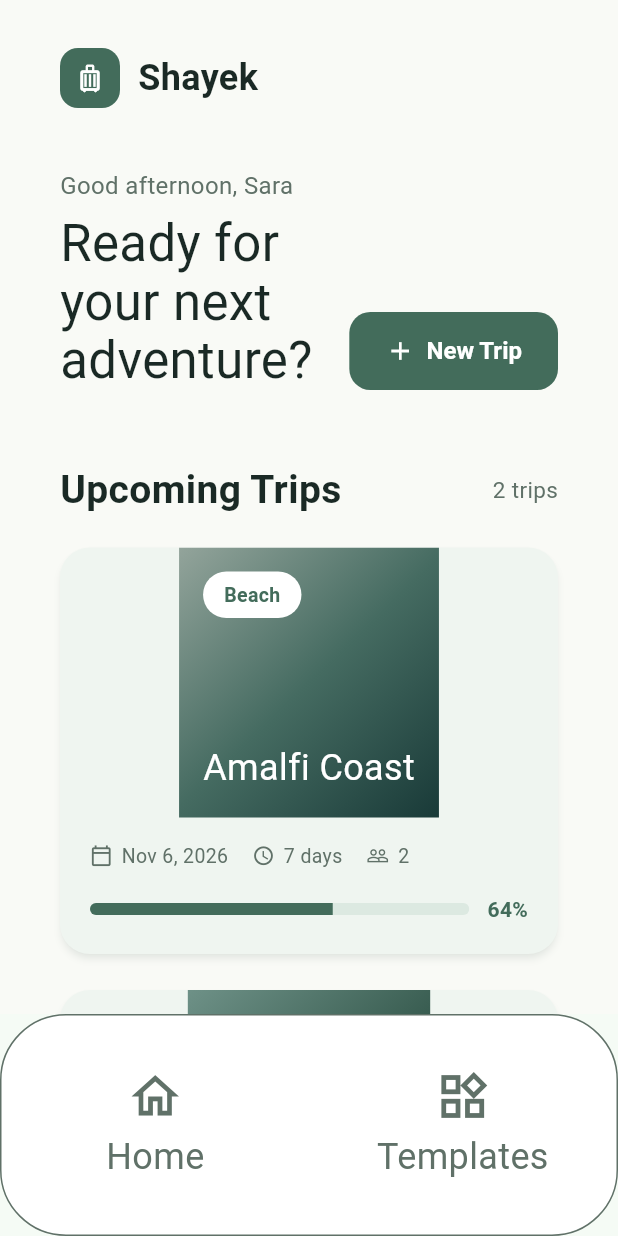
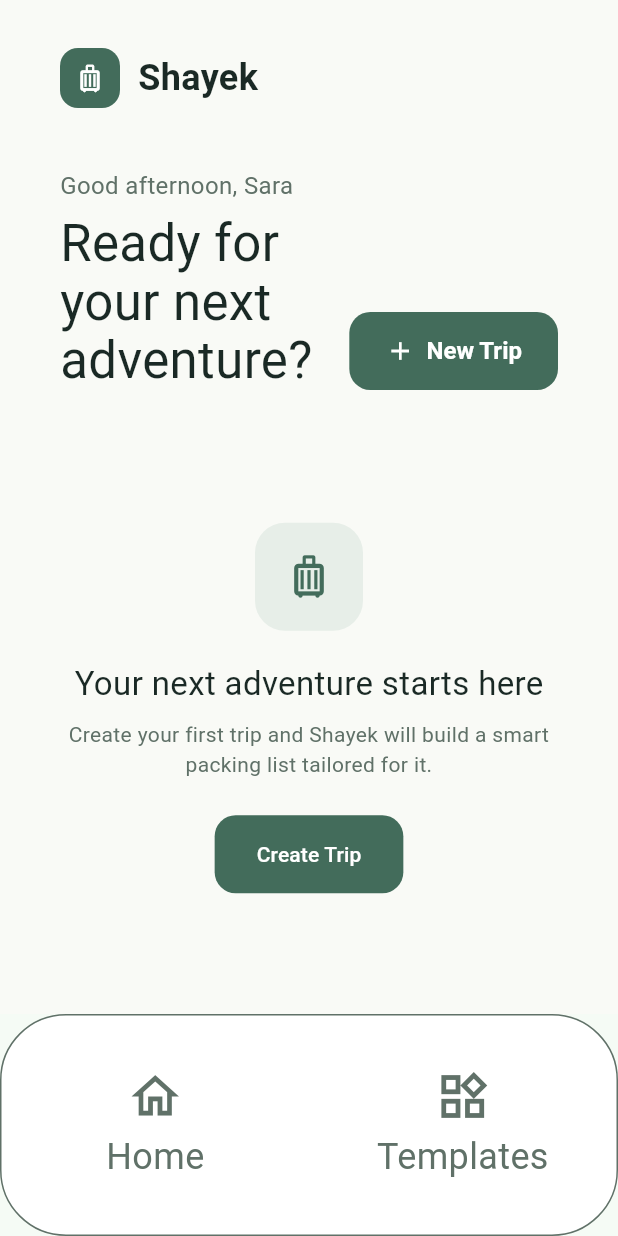
Before and after one commit to Zahraaalmadeh/SWE-463-Project-Group03, a Flutter app: the screen it shows after launch, on a phone screen of 412 x 824 dp. Run offline on Flutter 3.47's test engine with Material 3 defaults, Android fonts, the phone set to English and light mode, and no system bars; our stand-ins replace sqflite; accounts and stored records are empty; Roboto replaces fonts that are missing (Georgia).

Commit message:
Connect Home page to TripProvider

```diff
--- a/shayek/lib/database/database_service.dart
+++ b/shayek/lib/database/database_service.dart
@@ -32,6 +32,14 @@
     );
     _database = database;
     return database;
+  }
+
+  /// Returns every row of the `trips` table, soonest departure first.
+  /// Providers turn these raw rows into `Trip` objects; this service stays
+  /// unaware of the domain models.
+  Future<List<Map<String, Object?>>> getTrips() async {
+    final db = await database;
+    return db.query('trips', orderBy: 'departure_date ASC');
   }
 
   Future<void> _createTables(Database database, int version) async {
--- a/shayek/lib/screens/home_screen.dart
+++ b/shayek/lib/screens/home_screen.dart
@@ -1,32 +1,56 @@
 import 'package:flutter/material.dart';
+import 'package:provider/provider.dart';
 
 import '../app_routes.dart';
+import '../models/trip.dart';
+import '../providers/trip_provider.dart';
 import '../widgets/home_trip_card.dart';
 
-/// Desktop-sized Home UI for the Phase 3 design. The trip data is temporary display data.
-class HomeScreen extends StatelessWidget {
+const _monthNames = [
+  'Jan',
+  'Feb',
+  'Mar',
+  'Apr',
+  'May',
+  'Jun',
+  'Jul',
+  'Aug',
+  'Sep',
+  'Oct',
+  'Nov',
+  'Dec',
+];
+
+/// Gradient placeholders cycled by trip index until real trip photos exist.
+const _cardGradients = [
+  [Color(0xFF93A49B), Color(0xFF456B61), Color(0xFF193A38)],
+  [Color(0xFF6E9187), Color(0xFF385C50), Color(0xFF172F2D)],
+];
+
+/// Desktop-sized Home UI for the Phase 3 design.
+class HomeScreen extends StatefulWidget {
   const HomeScreen({super.key});
 
-  static const _trips = [
-    HomeTrip(
-      name: 'Amalfi Coast',
-      type: 'Beach',
-      date: 'Nov 6, 2026',
-      duration: '7 days',
-      travelers: '2',
-      progress: 0.64,
-      colors: [Color(0xFF93A49B), Color(0xFF456B61), Color(0xFF193A38)],
-    ),
-    HomeTrip(
-      name: 'Banff Lakes',
-      type: 'Camping',
-      date: 'Dec 12, 2026',
-      duration: '3 days',
-      travelers: '2',
-      progress: 0.28,
-      colors: [Color(0xFF6E9187), Color(0xFF385C50), Color(0xFF172F2D)],
-    ),
-  ];
+  @override
+  State<HomeScreen> createState() => _HomeScreenState();
+}
+
+class _HomeScreenState extends State<HomeScreen> {
+  @override
+  void initState() {
+    super.initState();
+    // Home triggers the initial load; TripProvider owns the database call so
+    // this screen never touches SQLite itself. The call is deferred until
+    // after the first frame because loadTrips() calls notifyListeners()
+    // immediately (to show the loading state), and doing that synchronously
+    // inside initState would mark the provider dirty while the widget tree
+    // is still being built.
+    WidgetsBinding.instance.addPostFrameCallback((_) {
+      if (mounted) {
+        context.read<TripProvider>().loadTrips();
+      }
+    });
+  }
 
   @override
   Widget build(BuildContext context) {
@@ -36,13 +60,55 @@
         child: Center(
           child: ConstrainedBox(
             constraints: const BoxConstraints(maxWidth: 1080),
-            child: ListView(
+            child: Padding(
               padding: const EdgeInsets.fromLTRB(40, 32, 40, 40),
+              child: Column(
+                crossAxisAlignment: CrossAxisAlignment.start,
                 children: [
                   const _BrandHeader(),
                   const SizedBox(height: 40),
                   const _HomeHeaderRow(),
                   const SizedBox(height: 48),
+                  // Consumer rebuilds only this section when TripProvider calls
+                  // notifyListeners(), so the list stays in sync automatically
+                  // whenever trips are loaded, added, or removed.
+                  Expanded(
+                    child: Consumer<TripProvider>(
+                      builder: (context, tripProvider, _) {
+                        if (tripProvider.isLoading) {
+                          return const _LoadingState();
+                        }
+                        if (tripProvider.errorMessage != null) {
+                          return _ErrorState(
+                            message: tripProvider.errorMessage!,
+                          );
+                        }
+                        if (tripProvider.trips.isEmpty) {
+                          return const _EmptyState();
+                        }
+                        return _TripList(trips: tripProvider.trips);
+                      },
+                    ),
+                  ),
+                ],
+              ),
+            ),
+          ),
+        ),
+      ),
+    );
+  }
+}
+
+class _TripList extends StatelessWidget {
+  const _TripList({required this.trips});
+
+  final List<Trip> trips;
+
+  @override
+  Widget build(BuildContext context) {
+    return ListView(
+      children: [
         Row(
           mainAxisAlignment: MainAxisAlignment.spaceBetween,
           children: [
@@ -56,11 +122,8 @@
               ),
             ),
             Text(
-                      '${_trips.length} trips',
-                      style: const TextStyle(
-                        fontSize: 15,
-                        color: Color(0xFF607168),
-                      ),
+              '${trips.length} trip${trips.length == 1 ? '' : 's'}',
+              style: const TextStyle(fontSize: 15, color: Color(0xFF607168)),
             ),
           ],
         ),
@@ -76,19 +139,128 @@
               spacing: spacing,
               runSpacing: spacing,
               children: [
-                        for (final trip in _trips)
+                for (final (index, trip) in trips.indexed)
                   SizedBox(
                     width: cardWidth,
-                            child: HomeTripCard(trip: trip),
+                    child: HomeTripCard(trip: _toHomeTrip(trip, index)),
                   ),
               ],
             );
           },
         ),
       ],
+    );
+  }
+
+  /// Adapts the persisted [Trip] into the card's display model. Packing
+  /// progress needs the checklist data (out of scope for this feature), so it
+  /// is shown as 0% until Checklist is wired up.
+  HomeTrip _toHomeTrip(Trip trip, int index) {
+    final date = trip.departureDate;
+    return HomeTrip(
+      name: trip.name,
+      type: _typeLabel(trip.type),
+      date: '${_monthNames[date.month - 1]} ${date.day}, ${date.year}',
+      duration: '${trip.durationDays} day${trip.durationDays == 1 ? '' : 's'}',
+      travelers: '${trip.travelerCount}',
+      progress: 0,
+      colors: _cardGradients[index % _cardGradients.length],
+    );
+  }
+
+  String _typeLabel(TripType type) {
+    final name = type.name;
+    return name[0].toUpperCase() + name.substring(1);
+  }
+}
+
+class _LoadingState extends StatelessWidget {
+  const _LoadingState();
+
+  @override
+  Widget build(BuildContext context) {
+    return const Center(
+      child: CircularProgressIndicator(color: Color(0xFF436C5B)),
+    );
+  }
+}
+
+class _ErrorState extends StatelessWidget {
+  const _ErrorState({required this.message});
+
+  final String message;
+
+  @override
+  Widget build(BuildContext context) {
+    return Center(
+      child: Column(
+        mainAxisSize: MainAxisSize.min,
+        children: [
+          const Icon(Icons.error_outline, color: Color(0xFF436C5B), size: 48),
+          const SizedBox(height: 16),
+          Text(
+            message,
+            textAlign: TextAlign.center,
+            style: const TextStyle(fontSize: 16, color: Color(0xFF607168)),
+          ),
+        ],
+      ),
+    );
+  }
+}
+
+class _EmptyState extends StatelessWidget {
+  const _EmptyState();
+
+  @override
+  Widget build(BuildContext context) {
+    return Center(
+      child: Column(
+        mainAxisSize: MainAxisSize.min,
+        children: [
+          Container(
+            width: 72,
+            height: 72,
+            decoration: BoxDecoration(
+              color: const Color(0xFFE7EEE8),
+              borderRadius: BorderRadius.circular(20),
+            ),
+            child: const Icon(
+              Icons.luggage_outlined,
+              color: Color(0xFF436C5B),
+              size: 34,
             ),
           ),
+          const SizedBox(height: 20),
+          const Text(
+            'Your next adventure starts here',
+            style: TextStyle(
+              color: Color(0xFF1A2925),
+              fontFamily: 'Georgia',
+              fontSize: 22,
             ),
+          ),
+          const SizedBox(height: 8),
+          const Text(
+            'Create your first trip and Shayek will build a smart\npacking list tailored for it.',
+            textAlign: TextAlign.center,
+            style: TextStyle(fontSize: 14, color: Color(0xFF607168)),
+          ),
+          const SizedBox(height: 24),
+          FilledButton(
+            onPressed: () =>
+                Navigator.of(context).pushNamed(AppRoutes.createTrip),
+            style: FilledButton.styleFrom(
+              backgroundColor: const Color(0xFF436C5B),
+              foregroundColor: Colors.white,
+              padding: const EdgeInsets.symmetric(horizontal: 28, vertical: 16),
+              shape: RoundedRectangleBorder(
+                borderRadius: BorderRadius.circular(14),
+              ),
+            ),
+            child: const Text('Create Trip'),
+          ),
+        ],
       ),
     );
   }
```
Also changed, not shown: shayek/lib/models/trip.dart (+15 -0 lines), shayek/lib/providers/trip_provider.dart (+23 -1 lines). Lines whose indentation alone changed are shown as unchanged.
